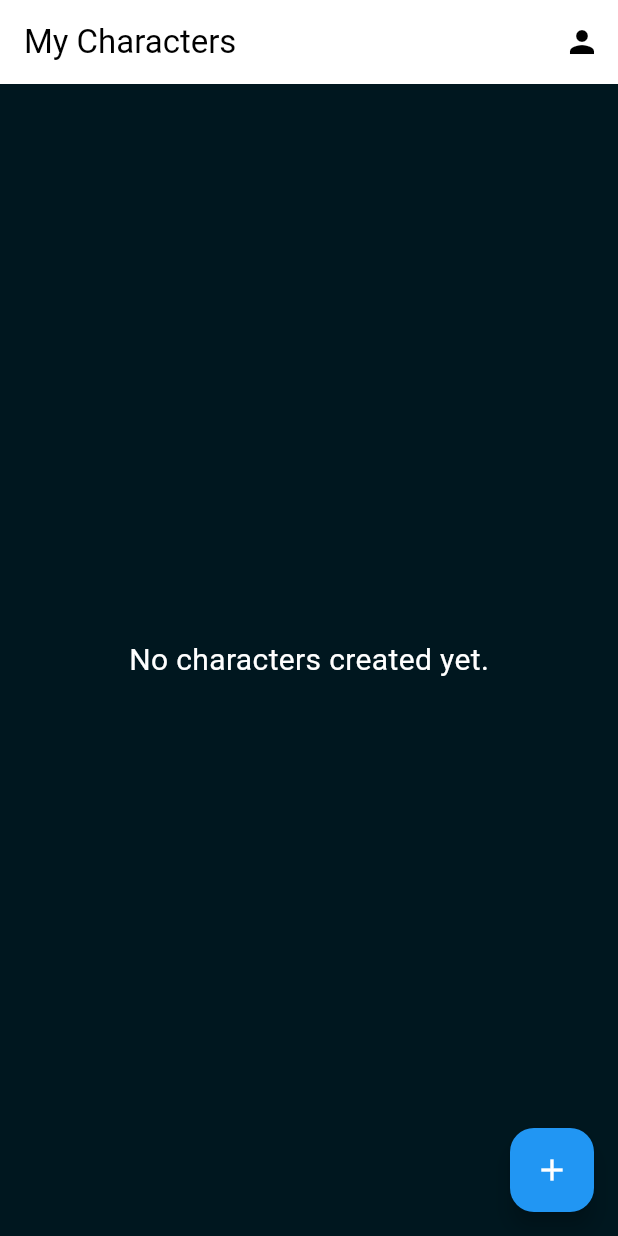
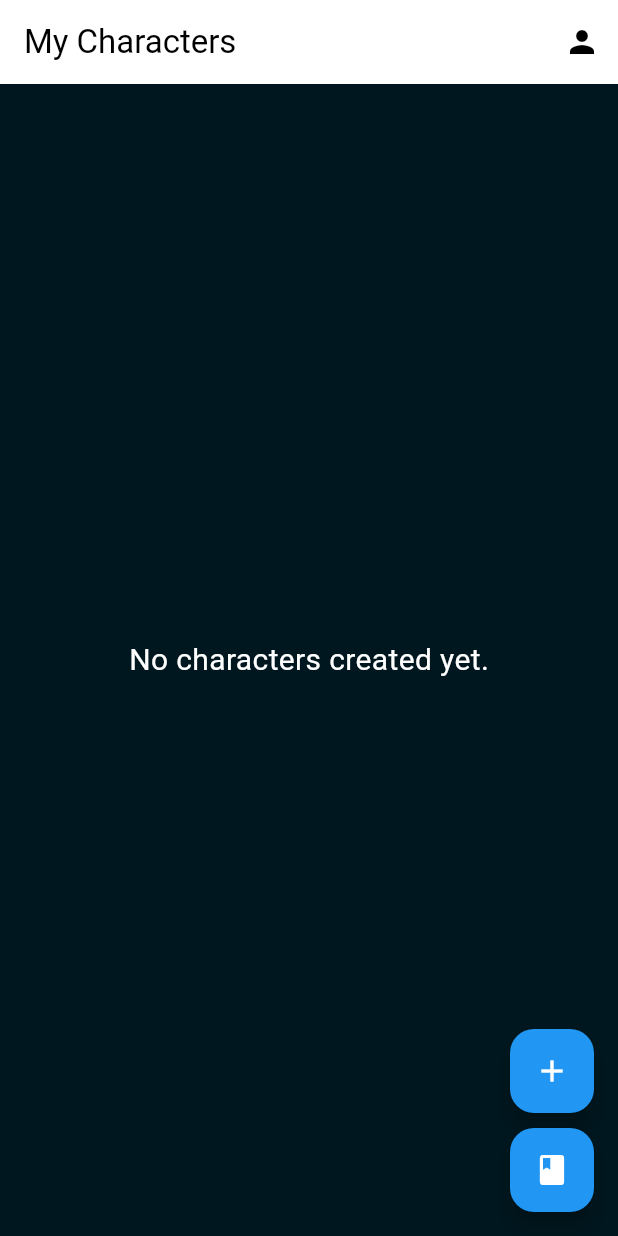
Before and after one commit to sobolkd/Simple-MobApp-on-Flutter, a Flutter app: the HomeScreen screen opened directly, on a phone screen of 412 x 824 dp. Run offline on Flutter 3.47's test engine with Material 3 defaults, Android fonts, the phone set to English and light mode, and no system bars; our stand-ins replace sqflite; accounts and stored records are empty.

Commit message:
Started lab5

```diff
--- a/lib/screens/home_screen.dart
+++ b/lib/screens/home_screen.dart
@@ -3,6 +3,7 @@ import 'package:my_project/database_helper.dart';
 import 'package:my_project/network_utils.dart';
 import 'package:my_project/screens/create_character_screen.dart';
 import 'package:my_project/screens/profile_screen.dart';
+import 'package:my_project/screens/spell_list_screen.dart';
 import 'package:my_project/widgets/character_list_widget.dart';
 
 class HomeScreen extends StatefulWidget {
@@ -52,10 +53,14 @@ class _HomeScreenState extends State<HomeScreen> {
     return showDialog<void>(
       context: context,
       builder: (_) => AlertDialog(
-        title: const Text('No Internet Connection', style: TextStyle(color:
-        Colors.black,),),
-        content: const Text('Please check your internet connection.', style:
-        TextStyle(color: Colors.black,),),
+        title: const Text(
+          'No Internet Connection',
+          style: TextStyle(color: Colors.black),
+        ),
+        content: const Text(
+          'Please check your internet connection.',
+          style: TextStyle(color: Colors.black),
+        ),
         actions: [
           TextButton(
             onPressed: () {
@@ -98,10 +103,28 @@ class _HomeScreenState extends State<HomeScreen> {
               characters: _characters,
               onDelete: _loadCharacters,
             ),
-      floatingActionButton: FloatingActionButton(
-        onPressed: _handleCreateCharacter,
-        tooltip: 'Create Character',
-        child: const Icon(Icons.add),
+      floatingActionButton: Column(
+        mainAxisSize: MainAxisSize.min,
+        children: [
+          FloatingActionButton(
+            onPressed: _handleCreateCharacter,
+            tooltip: 'Create Character',
+            child: const Icon(Icons.add),
+          ),
+          const SizedBox(height: 10),
+          FloatingActionButton(
+            onPressed: () {
+              Navigator.push(
+                context,
+                MaterialPageRoute(
+                  builder: (context) => const SpellListScreen(),
+                ),
+              );
+            },
+            tooltip: 'View Spells',
+            child: const Icon(Icons.book),
+          ),
+        ],
       ),
     );
   }
--- a/pubspec.yaml
+++ b/pubspec.yaml
@@ -14,6 +14,7 @@ dependencies:
   path_provider: ^2.0.11
   cupertino_icons: ^1.0.8
   path: ^1.9.0
+  http: ^1.2.2
 
 dev_dependencies:
   flutter_test:
```
Also changed, not shown: lib/screens/spell_list_screen.dart (added, +65 -0 lines), pubspec.lock.
